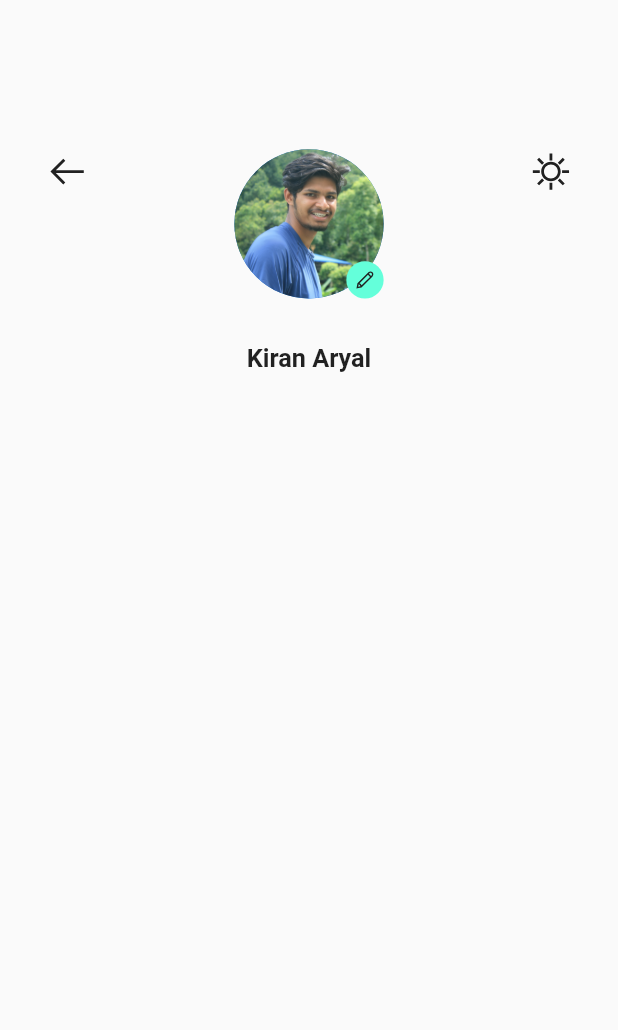
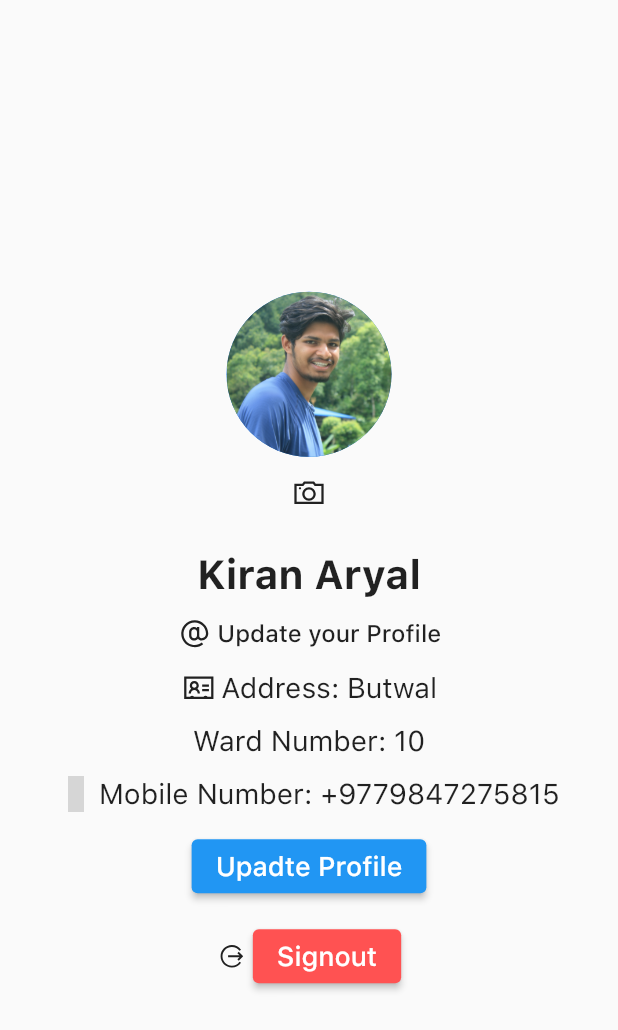
Before and after one commit to saurab86/Sajilo-FinalYearProject-, a Flutter app: the Info screen opened directly, after a tap on "Profile", on a phone screen of 412 x 824 dp. Shown: the top 1030 px of the screen. Run offline on Flutter 3.47's test engine with Material 2 defaults, Android fonts, the phone set to English and light mode, and no system bars; our stand-ins replace cloud_firestore, curved_navigation_bar, firebase_auth, firebase_core, firebase_database, flutter_screenutil and 5 more; missing offline and left inert: flutter_facebook_login, flutter_screen_scaler, flutter_twitter; accounts and stored records are empty; grey boxes are pictures that could not be loaded.

Commit message:
user profile

```diff
--- a/lib/navpages/navscreens/info.dart
+++ b/lib/navpages/navscreens/info.dart
@@ -1,7 +1,7 @@
 import 'dart:ui';
 
 import 'package:flutter/material.dart';
-import 'package:sajilo/navpages/navscreens/userprofile.dart';
+import 'package:sajilo/navpages/navscreens/userprofile1.dart';
 import 'package:url_launcher/url_launcher.dart';
 import 'dart:async';
 
@@ -149,7 +149,7 @@ class _ContactPageState extends State<Info> {
               height: 10.0,
             ),
             ElevatedButton(onPressed: (){
-              Navigator.push(context, MaterialPageRoute(builder: (_)=>UserProfile()));
+              Navigator.push(context, MaterialPageRoute(builder: (_)=>UserProfile1()));
             },child: Text('Profile'),)
           ],
         ),
--- /dev/null
+++ b/lib/navpages/navscreens/userprofile1.dart
@@ -0,0 +1,154 @@
+
+import 'package:flutter/material.dart';
+import 'package:line_awesome_flutter/line_awesome_flutter.dart';
+import 'package:provider/provider.dart';
+import 'package:sajilo/services/auth.dart';
+
+
+class UserProfile1 extends StatefulWidget {
+  @override
+  _UserProfile1State createState() => _UserProfile1State();
+}
+
+class _UserProfile1State extends State<UserProfile1> {
+
+
+  @override
+  Widget build(BuildContext context) {
+     AuthService data = Provider.of<AuthService>(context);
+    return Scaffold(
+      appBar: null,
+      body: Container(
+        alignment: Alignment.center,
+        child: Column(
+          mainAxisAlignment: MainAxisAlignment.center,
+          children: [
+            SizedBox(
+              height: 32.0,
+            ),
+            Row(mainAxisAlignment: MainAxisAlignment.center, children: [
+              CircleAvatar(
+                radius: 55.0,
+                backgroundImage: AssetImage('assets/images/IMG_57451.jpg'),
+              ),
+            //  Align(
+            //    alignment: Alignment.bottomRight,
+            //     child: Container(child: IconButton(icon: Icon(LineAwesomeIcons.camera), onPressed: (){}),),
+            //  )
+            ]),
+            IconButton(icon: Icon(LineAwesomeIcons.camera), onPressed: (){}),
+            SizedBox(
+              height: 14.0,
+            ),
+            Text(
+              "Kiran Aryal",
+              style: TextStyle(
+                  fontFamily: 'SFProText',
+                  fontSize: 27,
+                  fontWeight: FontWeight.bold),
+            ),
+            SizedBox(height: 12),
+            Row(mainAxisAlignment: MainAxisAlignment.center, children: [
+              Icon(LineAwesomeIcons.at),
+              SizedBox(
+                width: 3,
+              ),
+              Text(data.userInfo??'Update your Profile',
+                  style: TextStyle(
+                      fontFamily: 'SFProText',
+                      fontSize: 16,
+                      fontWeight: FontWeight.w500)),
+            ]),
+            SizedBox(height: 12),
+            Row(
+              mainAxisAlignment: MainAxisAlignment.center,
+              children: [
+                Icon(LineAwesomeIcons.address_card),
+                SizedBox(
+                  width: 3,
+                ),
+                Text(
+                  'Address:',
+                  style: TextStyle(fontFamily: 'SFProText', fontSize: 19),
+                ),
+                SizedBox(
+                  width: 5,
+                ),
+                Text(
+                  'Butwal',
+                  style: TextStyle(fontFamily: 'SFProText', fontSize: 19),
+                )
+              ],
+            ),
+            SizedBox(
+              height: 12,
+            ),
+            Row(
+              mainAxisAlignment: MainAxisAlignment.center,
+              children: [
+                Text("Ward Number:",
+                    style: TextStyle(fontFamily: 'SFProText', fontSize: 19)),
+                SizedBox(
+                  width: 5,
+                ),
+                Text(
+                  '10',
+                  style: TextStyle(fontFamily: 'SFProText', fontSize: 19.0),
+                ),
+              ],
+            ),
+            SizedBox(
+              height: 12,
+            ),
+            Row(
+              mainAxisAlignment: MainAxisAlignment.center,
+              children: [
+                Icon(LineAwesomeIcons.mobile_phone),
+                SizedBox(
+                  width: 3,
+                ),
+                Text("Mobile Number:",
+                    style: TextStyle(fontFamily: 'SFProText', fontSize: 19)),
+                SizedBox(
+                  width: 5,
+                ),
+                Text(
+                  '+9779847275815',
+                  style: TextStyle(fontFamily: 'SFProText', fontSize: 19.0),
+                ),
+              ],
+            ),
+            SizedBox(
+              height: 12,
+            ),
+            ElevatedButton(
+              onPressed: () {},
+              child: Text(
+                'Upadte Profile',
+                style: TextStyle(fontFamily: 'SFProText', fontSize: 18),
+              ),
+            ),
+            SizedBox(height: 12),
+            Row(mainAxisAlignment: MainAxisAlignment.center, children: [
+              Icon(
+                LineAwesomeIcons.alternate_sign_out,
+                size: 20,
+              ),
+              SizedBox(
+                width: 4,
+              ),
+              ElevatedButton(
+                onPressed: () {},
+                child: Text(
+                  'Signout',
+                  style: TextStyle(fontFamily: 'SFProText', fontSize: 18),
+                ),
+                style: ElevatedButton.styleFrom(primary: Colors.redAccent),
+              ),
+            ])
+          ],
+        ),
+      ),
+    );
+  }
+}
```
